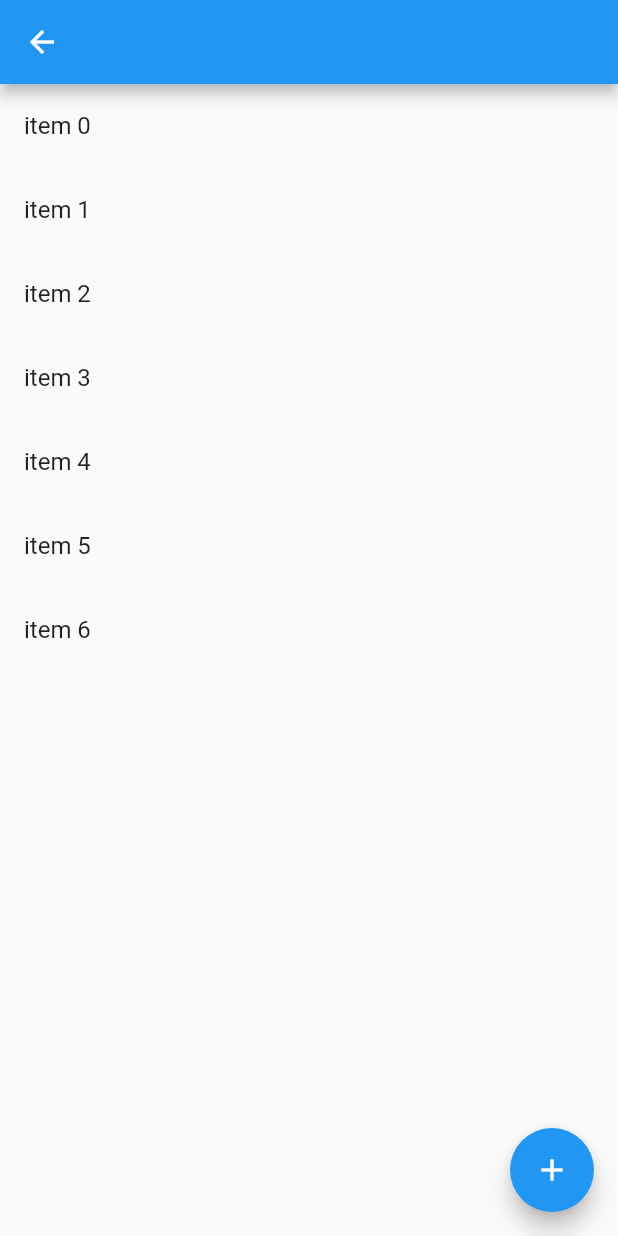
After one commit to sldsrg/flutter_web_lab, a Flutter app: the AnimatedListLabPage screen opened directly, after a tap on the "add" icon, on a phone screen of 412 x 824 dp. The commit adds this screen. Run offline on Flutter 3.47's test engine with Material 2 defaults, Android fonts, the phone set to English and light mode, and no system bars; missing offline and left inert: flutter_web.

Commit message:
add AnimatedList lab

```diff
--- /dev/null
+++ b/lib/animated_list_lab.dart
@@ -0,0 +1,40 @@
+import 'package:flutter_web/material.dart';
+import 'package:flutter_web/widgets.dart';
+
+class AnimatedListLabPage extends StatelessWidget {
+  final listKey = GlobalKey<AnimatedListState>();
+
+  @override
+  Widget build(BuildContext context) {
+    return Scaffold(
+      appBar: AppBar(),
+      body: AnimatedList(
+        key: listKey,
+        initialItemCount: 6,
+        itemBuilder: (context, index, animation) => SizeTransition(
+              child: MyListItem(title: "item $index"),
+              sizeFactor: animation.drive(Tween(begin: 0.0, end: 1.0)),
+            ),
+      ),
+      floatingActionButton: FloatingActionButton(
+        child: Icon(Icons.add),
+        onPressed: () {
+          listKey.currentState.insertItem(4, duration: Duration(seconds: 1));
+        },
+      ),
+    );
+  }
+}
+
+class MyListItem extends StatelessWidget {
+  final String title;
+
+  const MyListItem({Key key, this.title}) : super(key: key);
+
+  @override
+  Widget build(BuildContext context) {
+    return ListTile(
+      title: Text(title),
+    );
+  }
+}
--- a/lib/home.dart
+++ b/lib/home.dart
@@ -1,6 +1,7 @@
 import 'package:flutter_web/material.dart';
 import 'package:web_lab/markdown_lab.dart';
 
+import 'animated_list_lab.dart';
 import 'basic_animation_lab.dart';
 import 'multi_grid_lab.dart';
 import 'nested_listview.dart';
@@ -10,6 +11,7 @@ import 'listenable_lab.dart';
 
 final builders = {
   'Next lab': (_) => NextLabPage(),
+  'AnimatedList lab': (_) => AnimatedListLabPage(),
   'Basic animation lab': (_) => BasicAnimationLabPage(),
   'Listenable lab': (_) => ListenableLabPage(),
   'Markdown lab': (_) => MarkdownPage(),
```
